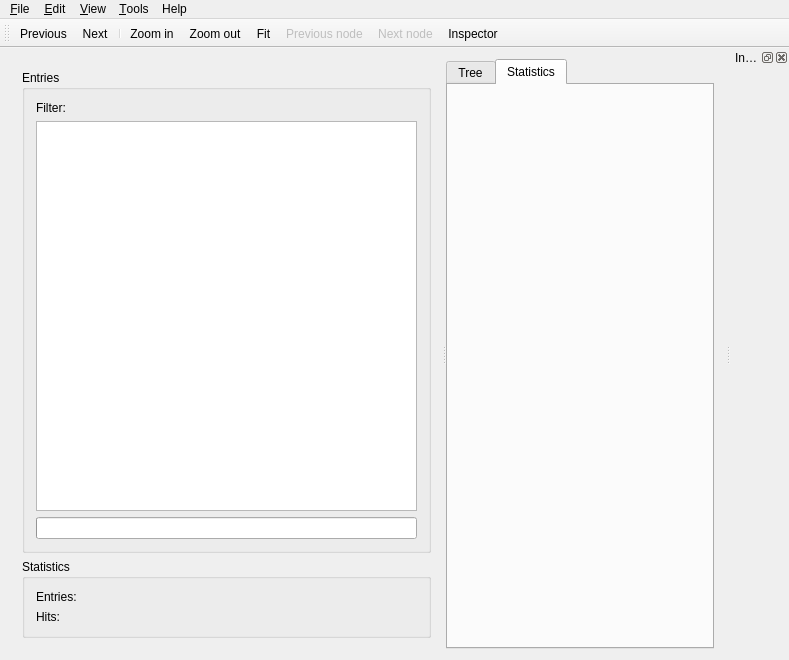
This is ui/MainWindow.ui in rug-compling/dact as Qt 5 draws it before an edit. The edited form follows.
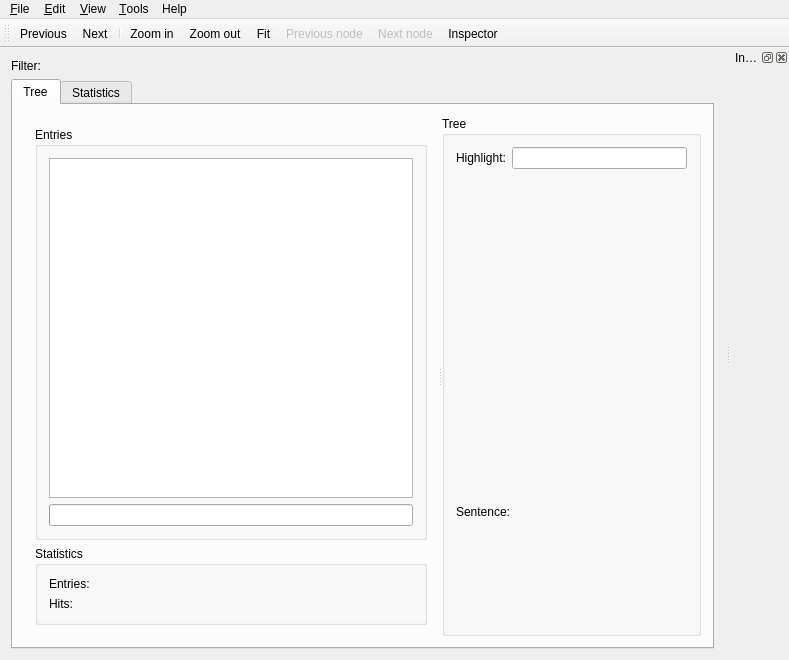
This is the edited form. The open tabs and pages were chosen to show the change. Icons and pictures are not drawn. Custom widgets are drawn as their Qt base class.

Commit message: Top-level tabs for tree/statistics. Make the query global.

The edit to the form file:
```diff
--- a/ui/MainWindow.ui
+++ b/ui/MainWindow.ui
@@ -14,6 +14,30 @@
    <string>Dact</string>
   </property>
   <widget class="QWidget" name="centralWidget">
+   <layout class="QVBoxLayout" name="verticalLayout_7">
+    <item>
+     <layout class="QGridLayout" name="gridLayout_2">
+      <item row="0" column="0">
+       <widget class="QLabel" name="label_2">
+        <property name="text">
+         <string>Filter:</string>
+        </property>
+       </widget>
+      </item>
+      <item row="0" column="1">
+       <widget class="HistoryLineEdit" name="filterLineEdit"/>
+      </item>
+     </layout>
+    </item>
+    <item>
+     <widget class="QTabWidget" name="tabWidget">
+      <property name="currentIndex">
+       <number>0</number>
+      </property>
+      <widget class="QWidget" name="tab_2">
+       <attribute name="title">
+        <string>Tree</string>
+       </attribute>
    <layout class="QVBoxLayout" name="verticalLayout_6">
     <item>
      <widget class="QSplitter" name="splitter">
@@ -28,20 +52,6 @@
            <string>Entries</string>
           </property>
           <layout class="QVBoxLayout" name="verticalLayout">
-           <item>
-            <layout class="QGridLayout" name="gridLayout_2">
-             <item row="0" column="0">
-              <widget class="QLabel" name="label_2">
-               <property name="text">
-                <string>Filter:</string>
-               </property>
-              </widget>
-             </item>
-             <item row="0" column="1">
-              <widget class="HistoryLineEdit" name="filterLineEdit"/>
-             </item>
-            </layout>
-           </item>
            <item>
             <widget class="QListView" name="fileListWidget">
              <property name="editTriggers">
@@ -126,14 +136,10 @@
         </item>
        </layout>
       </widget>
-      <widget class="QTabWidget" name="tabWidget_2">
-       <property name="currentIndex">
-        <number>0</number>
-       </property>
-       <widget class="QWidget" name="tabWidget_2Page1" native="true">
-        <attribute name="title">
+          <widget class="QGroupBox" name="groupBox_2">
+           <property name="title">
          <string>Tree</string>
-        </attribute>
+           </property>
         <layout class="QVBoxLayout" name="verticalLayout_2">
          <item>
           <layout class="QGridLayout" name="gridLayout">
@@ -181,16 +187,19 @@
          </item>
         </layout>
        </widget>
-       <widget class="QWidget" name="tab">
+         </widget>
+        </item>
+       </layout>
+      </widget>
+      <widget class="QWidget" name="tab_3">
         <attribute name="title">
          <string>Statistics</string>
         </attribute>
-        <layout class="QVBoxLayout" name="verticalLayout_4">
+       <layout class="QVBoxLayout" name="verticalLayout_8">
          <item>
           <widget class="StatisticsWindow" name="statisticsWindow" native="true"/>
          </item>
         </layout>
-       </widget>
       </widget>
      </widget>
     </item>
```
Lines whose indentation alone changed are shown as unchanged.
